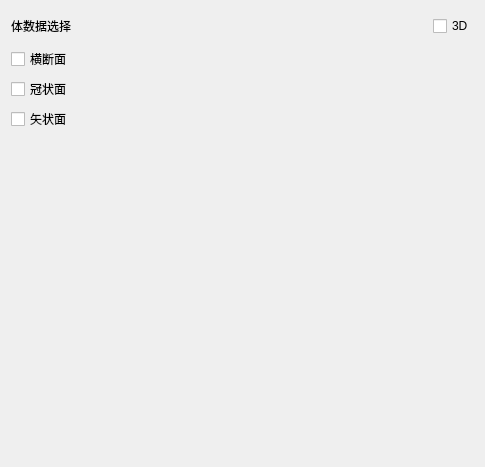
Before: the Qt Designer form Modules/VolumeDisplayController/Resources/UI/qSlicerVolumeDisplayControllerModuleWidget.ui in zpphigh/STK, drawn with Qt 5.
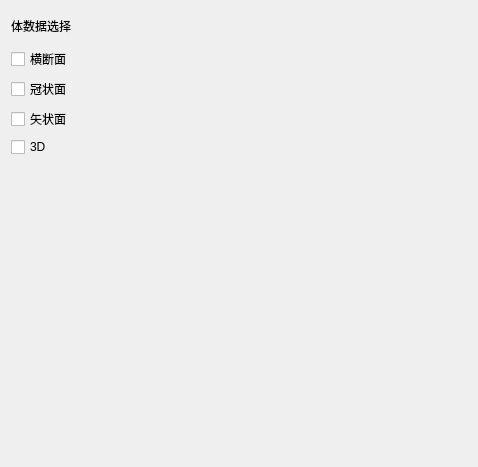
After: the same form once the commit is applied. Custom widgets are drawn as their Qt base class.

Commit message: Volume Rendering Preset Combobox

```diff
--- a/Modules/VolumeDisplayController/Resources/UI/qSlicerVolumeDisplayControllerModuleWidget.ui
+++ b/Modules/VolumeDisplayController/Resources/UI/qSlicerVolumeDisplayControllerModuleWidget.ui
@@ -50,26 +50,6 @@
        </property>
       </widget>
      </item>
-     <item>
-      <spacer name="horizontalSpacer">
-       <property name="orientation">
-        <enum>Qt::Horizontal</enum>
-       </property>
-       <property name="sizeHint" stdset="0">
-        <size>
-         <width>40</width>
-         <height>20</height>
-        </size>
-       </property>
-      </spacer>
-     </item>
-     <item>
-      <widget class="QCheckBox" name="Visibility3DCheckBox">
-       <property name="text">
-        <string>3D</string>
-       </property>
-      </widget>
-     </item>
     </layout>
    </item>
    <item>
@@ -132,12 +112,32 @@
      </item>
     </layout>
    </item>
+   <item>
+    <layout class="QHBoxLayout" name="horizontalLayout_5">
+     <item>
+      <widget class="QCheckBox" name="Visibility3DCheckBox">
+       <property name="maximumSize">
+        <size>
+         <width>40</width>
+         <height>16777215</height>
+        </size>
+       </property>
+       <property name="text">
+        <string>3D</string>
+       </property>
+      </widget>
+     </item>
+     <item>
+      <widget class="qSlicerPresetComboBox" name="PresetsNodeComboBox" native="true"/>
+     </item>
+    </layout>
+   </item>
    <item>
     <widget class="qSlicerVolumeDisplayWidget" name="VolumeDisplayWidget" native="true">
      <property name="minimumSize">
       <size>
-       <width>100</width>
-       <height>100</height>
+       <width>0</width>
+       <height>0</height>
       </size>
      </property>
     </widget>
@@ -181,6 +181,12 @@
    <header>ctksliderwidget.h</header>
    <container>1</container>
   </customwidget>
+  <customwidget>
+   <class>qSlicerPresetComboBox</class>
+   <extends>QWidget</extends>
+   <header location="global">qslicerpresetcombobox.h</header>
+   <container>1</container>
+  </customwidget>
  </customwidgets>
  <resources/>
  <connections/>
```
The commit also changes 3 other files.
